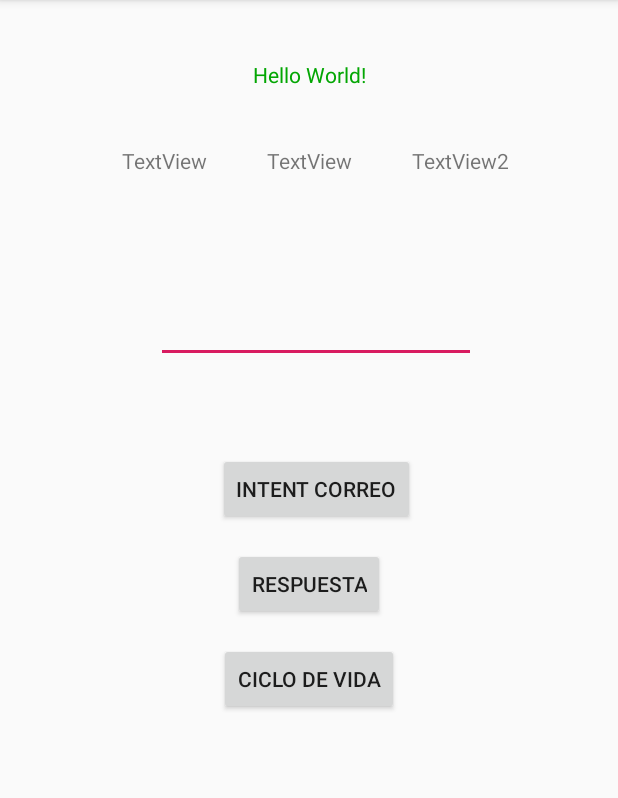
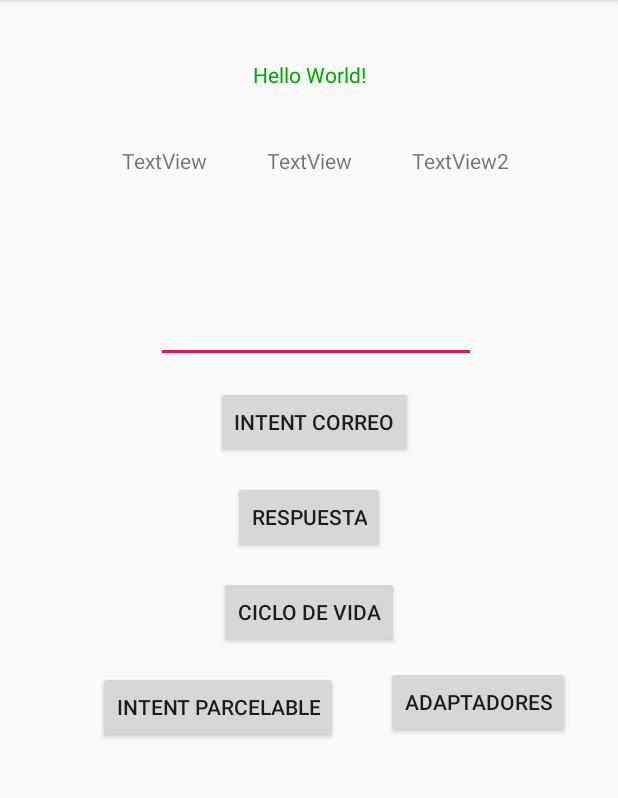
Before and after one commit to 2018-B-GR2-AplicacionesMoviles/canacuan-pasquel-kevin-fernando, an Android app: the screen it shows after launch (MainActivity), on a phone screen of 412 x 824 dp, the part 84-882 px from its top. Run offline under Robolectric (Android 15) with nearby library versions, the phone set to English and light mode, and no system bars.

Commit message:
Adaptadores, Serializar-Clases con intents, Parcelable

```diff
--- a/02-android/2018MovilesGR2/app/src/main/AndroidManifest.xml
+++ b/02-android/2018MovilesGR2/app/src/main/AndroidManifest.xml
@@ -27,7 +27,9 @@
             </intent-filter>
         </activity>
         <activity android:name=".ResultadoPropioActivity" />
-        <activity android:name=".CicloVidaActivity"></activity>
+        <activity android:name=".CicloVidaActivity" />
+        <activity android:name=".ParcelableActivity" />
+        <activity android:name=".AdaptadorActivity"></activity>
     </application>
 
 </manifest>
--- a/02-android/2018MovilesGR2/app/src/main/res/layout/activity_main.xml
+++ b/02-android/2018MovilesGR2/app/src/main/res/layout/activity_main.xml
@@ -67,9 +67,10 @@
         android:id="@+id/boton_navegar"
         android:layout_width="wrap_content"
         android:layout_height="wrap_content"
-        android:layout_marginTop="60dp"
+        android:layout_marginTop="15dp"
         android:text="INTENT CORREO"
         app:layout_constraintEnd_toEndOf="@+id/editText2"
+        app:layout_constraintHorizontal_bias="0.488"
         app:layout_constraintStart_toStartOf="@+id/editText2"
         app:layout_constraintTop_toBottomOf="@+id/editText2" />
 
@@ -97,4 +98,28 @@
         app:layout_constraintStart_toStartOf="parent"
         app:layout_constraintTop_toBottomOf="@+id/boton_respuesta" />
 
+    <Button
+        android:id="@+id/button_intent_parcelable"
+        android:layout_width="wrap_content"
+        android:layout_height="wrap_content"
+        android:layout_marginStart="8dp"
+        android:layout_marginTop="15dp"
+        android:layout_marginEnd="130dp"
+        android:text="INTENT PARCELABLE"
+        app:layout_constraintEnd_toEndOf="parent"
+        app:layout_constraintStart_toStartOf="parent"
+        app:layout_constraintTop_toBottomOf="@+id/button_ciclo_vida" />
+
+    <Button
+        android:id="@+id/button_adaptador"
+        android:layout_width="wrap_content"
+        android:layout_height="wrap_content"
+        android:layout_marginStart="8dp"
+        android:layout_marginTop="12dp"
+        android:layout_marginEnd="8dp"
+        android:text="ADAPTADORES"
+        app:layout_constraintEnd_toEndOf="parent"
+        app:layout_constraintStart_toEndOf="@+id/button_intent_parcelable"
+        app:layout_constraintTop_toBottomOf="@+id/button_ciclo_vida" />
+
 </android.support.constraint.ConstraintLayout>
```
Also changed, not shown: 02-android/2018MovilesGR2/app/src/main/java/com/example/kfc0_/a2018movilesgr2/AdaptadorActivity.kt (added, +62 -0 lines), 02-android/2018MovilesGR2/app/src/main/java/com/example/kfc0_/a2018movilesgr2/MainActivity.kt (+28 -0 lines), 02-android/2018MovilesGR2/app/src/main/java/com/example/kfc0_/a2018movilesgr2/Mascota.kt (added, +33 -0 lines), 02-android/2018MovilesGR2/app/src/main/java/com/example/kfc0_/a2018movilesgr2/ParcelableActivity.kt (added, +26 -0 lines), 02-android/2018MovilesGR2/app/src/main/java/com/example/kfc0_/a2018movilesgr2/Usuario.kt (added, +47 -0 lines), 02-android/2018MovilesGR2/app/src/main/res/layout/activity_adaptador.xml (added, +19 -0 lines), 02-android/2018MovilesGR2/app/src/main/res/layout/activity_parcelable.xml (added, +9 -0 lines).
